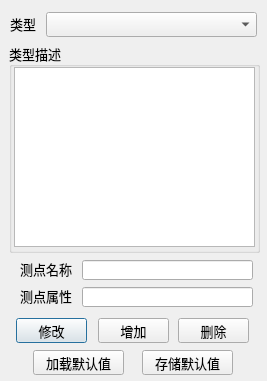
Above: UI/pointtypedlg.ui from rcswhuang/wfdbtool before the change. Below: the same form after it.
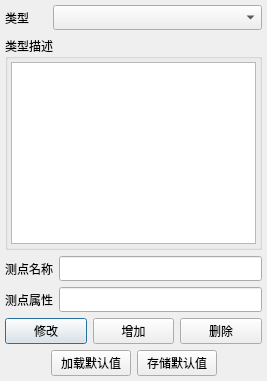
That is the form after the change. Icons and pictures are not drawn.

What changed in the file:
```diff
--- a/UI/pointtypedlg.ui
+++ b/UI/pointtypedlg.ui
@@ -18,8 +18,8 @@
   </property>
   <property name="maximumSize">
    <size>
-    <width>267</width>
-    <height>381</height>
+    <width>16777215</width>
+    <height>16777215</height>
    </size>
   </property>
   <property name="baseSize">
@@ -28,6 +28,11 @@
     <height>381</height>
    </size>
   </property>
+  <property name="font">
+   <font>
+    <family>宋体</family>
+   </font>
+  </property>
   <property name="windowTitle">
    <string>测点类型定义</string>
   </property>
@@ -35,217 +40,216 @@
    <iconset resource="../mainwindow.qrc">
     <normaloff>:/image/config.png</normaloff>:/image/config.png</iconset>
   </property>
+  <layout class="QVBoxLayout" name="verticalLayout_2">
+   <property name="leftMargin">
+    <number>5</number>
+   </property>
+   <property name="topMargin">
+    <number>5</number>
+   </property>
+   <property name="rightMargin">
+    <number>5</number>
+   </property>
+   <property name="bottomMargin">
+    <number>5</number>
+   </property>
+   <item>
+    <layout class="QHBoxLayout" name="horizontalLayout" stretch="1,5">
+     <item>
   <widget class="QLabel" name="typeLabel">
-   <property name="geometry">
-    <rect>
-     <x>10</x>
-     <y>13</y>
-     <width>31</width>
-     <height>21</height>
-    </rect>
-   </property>
    <property name="font">
     <font>
-     <family>微软雅黑</family>
-     <pointsize>10</pointsize>
+         <family>宋体</family>
+         <pointsize>9</pointsize>
     </font>
    </property>
    <property name="text">
     <string>类型</string>
    </property>
   </widget>
+     </item>
+     <item>
   <widget class="QComboBox" name="typeCombo">
-   <property name="geometry">
-    <rect>
-     <x>46</x>
-     <y>12</y>
-     <width>211</width>
-     <height>25</height>
-    </rect>
-   </property>
-  </widget>
+       <property name="minimumSize">
+        <size>
+         <width>25</width>
+         <height>0</height>
+        </size>
+       </property>
+      </widget>
+     </item>
+    </layout>
+   </item>
+   <item>
   <widget class="QGroupBox" name="groupBox">
-   <property name="geometry">
-    <rect>
-     <x>9</x>
-     <y>43</y>
-     <width>251</width>
-     <height>210</height>
-    </rect>
-   </property>
    <property name="font">
     <font>
-     <family>微软雅黑</family>
-     <pointsize>10</pointsize>
+       <family>宋体</family>
+       <pointsize>9</pointsize>
     </font>
    </property>
    <property name="title">
     <string>类型描述</string>
    </property>
-   <widget class="QTableWidget" name="tableWidget">
-    <property name="geometry">
-     <rect>
-      <x>5</x>
-      <y>24</y>
-      <width>241</width>
-      <height>180</height>
-     </rect>
-    </property>
-   </widget>
-  </widget>
+     <layout class="QVBoxLayout" name="verticalLayout">
+      <property name="leftMargin">
+       <number>3</number>
+      </property>
+      <property name="topMargin">
+       <number>3</number>
+      </property>
+      <property name="rightMargin">
+       <number>3</number>
+      </property>
+      <property name="bottomMargin">
+       <number>3</number>
+      </property>
+      <item>
+       <widget class="QTableWidget" name="tableWidget"/>
+      </item>
+     </layout>
+    </widget>
+   </item>
+   <item>
+    <layout class="QHBoxLayout" name="horizontalLayout_2">
+     <item>
   <widget class="QLabel" name="label">
-   <property name="geometry">
-    <rect>
-     <x>20</x>
-     <y>256</y>
-     <width>71</width>
-     <height>25</height>
-    </rect>
-   </property>
    <property name="font">
     <font>
-     <family>微软雅黑</family>
-     <pointsize>10</pointsize>
+         <family>宋体</family>
+         <pointsize>9</pointsize>
     </font>
    </property>
    <property name="text">
     <string>测点名称</string>
    </property>
   </widget>
-  <widget class="QLineEdit" name="pointNameEdit">
-   <property name="geometry">
-    <rect>
-     <x>82</x>
-     <y>260</y>
-     <width>171</width>
-     <height>20</height>
-    </rect>
-   </property>
-  </widget>
+     </item>
+     <item>
+      <widget class="QLineEdit" name="pointNameEdit"/>
+     </item>
+    </layout>
+   </item>
+   <item>
+    <layout class="QHBoxLayout" name="horizontalLayout_3">
+     <item>
   <widget class="QLabel" name="label_2">
-   <property name="geometry">
-    <rect>
-     <x>20</x>
-     <y>283</y>
-     <width>71</width>
-     <height>25</height>
-    </rect>
-   </property>
    <property name="font">
     <font>
-     <family>微软雅黑</family>
-     <pointsize>10</pointsize>
+         <family>宋体</family>
+         <pointsize>9</pointsize>
     </font>
    </property>
    <property name="text">
     <string>测点属性</string>
    </property>
   </widget>
-  <widget class="QLineEdit" name="attrEdit">
-   <property name="geometry">
-    <rect>
-     <x>82</x>
-     <y>287</y>
-     <width>171</width>
-     <height>20</height>
-    </rect>
-   </property>
-  </widget>
+     </item>
+     <item>
+      <widget class="QLineEdit" name="attrEdit"/>
+     </item>
+    </layout>
+   </item>
+   <item>
+    <layout class="QHBoxLayout" name="horizontalLayout_4">
+     <item>
   <widget class="QPushButton" name="modifyBtn">
-   <property name="geometry">
-    <rect>
-     <x>16</x>
-     <y>318</y>
-     <width>71</width>
-     <height>25</height>
-    </rect>
-   </property>
    <property name="font">
     <font>
-     <family>微软雅黑</family>
-     <pointsize>10</pointsize>
+         <family>宋体</family>
+         <pointsize>9</pointsize>
     </font>
    </property>
    <property name="text">
     <string>修改</string>
    </property>
   </widget>
+     </item>
+     <item>
   <widget class="QPushButton" name="addBtn">
-   <property name="geometry">
-    <rect>
-     <x>98</x>
-     <y>318</y>
-     <width>71</width>
-     <height>25</height>
-    </rect>
-   </property>
    <property name="font">
     <font>
-     <family>微软雅黑</family>
-     <pointsize>10</pointsize>
+         <family>宋体</family>
+         <pointsize>9</pointsize>
     </font>
    </property>
    <property name="text">
     <string>增加</string>
    </property>
   </widget>
+     </item>
+     <item>
   <widget class="QPushButton" name="delBtn">
-   <property name="geometry">
-    <rect>
-     <x>178</x>
-     <y>318</y>
-     <width>71</width>
-     <height>25</height>
-    </rect>
-   </property>
    <property name="font">
     <font>
-     <family>微软雅黑</family>
-     <pointsize>10</pointsize>
+         <family>宋体</family>
+         <pointsize>9</pointsize>
     </font>
    </property>
    <property name="text">
     <string>删除</string>
    </property>
   </widget>
+     </item>
+    </layout>
+   </item>
+   <item>
+    <layout class="QHBoxLayout" name="horizontalLayout_5">
+     <item>
+      <spacer name="horizontalSpacer">
+       <property name="orientation">
+        <enum>Qt::Horizontal</enum>
+       </property>
+       <property name="sizeHint" stdset="0">
+        <size>
+         <width>40</width>
+         <height>20</height>
+        </size>
+       </property>
+      </spacer>
+     </item>
+     <item>
   <widget class="QPushButton" name="loadBtn">
-   <property name="geometry">
-    <rect>
-     <x>33</x>
-     <y>350</y>
-     <width>91</width>
-     <height>25</height>
-    </rect>
-   </property>
    <property name="font">
     <font>
-     <family>微软雅黑</family>
-     <pointsize>10</pointsize>
+         <family>宋体</family>
+         <pointsize>9</pointsize>
     </font>
    </property>
    <property name="text">
     <string>加载默认值</string>
    </property>
   </widget>
+     </item>
+     <item>
   <widget class="QPushButton" name="saveBtn">
-   <property name="geometry">
-    <rect>
-     <x>142</x>
-     <y>350</y>
-     <width>91</width>
-     <height>25</height>
-    </rect>
-   </property>
    <property name="font">
     <font>
-     <family>微软雅黑</family>
-     <pointsize>10</pointsize>
+         <family>宋体</family>
+         <pointsize>9</pointsize>
     </font>
    </property>
    <property name="text">
     <string>存储默认值</string>
    </property>
   </widget>
+     </item>
+     <item>
+      <spacer name="horizontalSpacer_2">
+       <property name="orientation">
+        <enum>Qt::Horizontal</enum>
+       </property>
+       <property name="sizeHint" stdset="0">
+        <size>
+         <width>40</width>
+         <height>20</height>
+        </size>
+       </property>
+      </spacer>
+     </item>
+    </layout>
+   </item>
+  </layout>
  </widget>
  <resources>
   <include location="../mainwindow.qrc"/>
```
Lines whose indentation alone changed are shown as unchanged.
